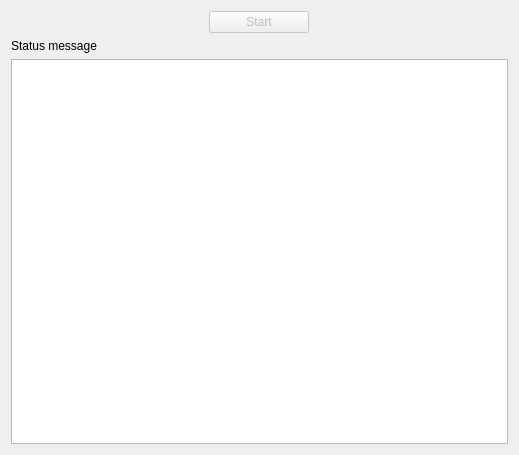
This is headers/PongServerView.ui in shinhermit/PongServer as Qt 5 draws it before an edit. The edited form follows.
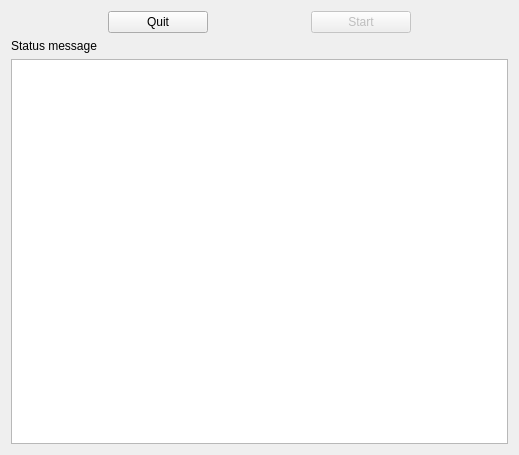
This is the edited form.

```diff
--- a/headers/PongServerView.ui
+++ b/headers/PongServerView.ui
@@ -16,6 +16,19 @@
   <layout class="QVBoxLayout" name="verticalLayout_2">
    <item>
     <layout class="QHBoxLayout" name="horizontalLayout_4">
+     <item>
+      <widget class="QPushButton" name="quitButton">
+       <property name="maximumSize">
+        <size>
+         <width>100</width>
+         <height>16777215</height>
+        </size>
+       </property>
+       <property name="text">
+        <string>Quit</string>
+       </property>
+      </widget>
+     </item>
      <item>
       <widget class="QPushButton" name="startButton">
        <property name="enabled">
```
Left out of the diff: 21 changed lines with no effect on the pictures.
